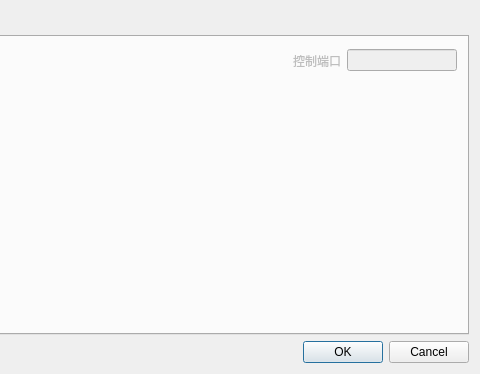
This is src/frontend/ui/settings.ui in Xinkai/XwareDesktop as Qt 5 draws it before an edit; both pictures show x 450 to 930 and y 0 to 374 of the 930 by 374 pixel window. The edited form follows.
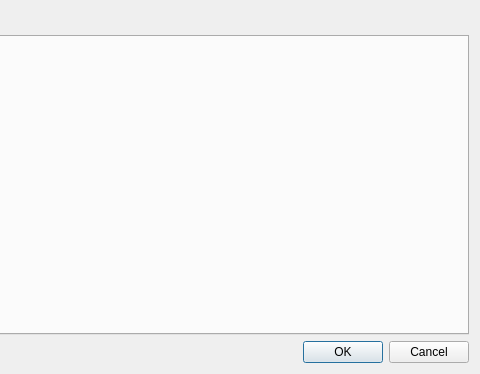
This is the edited form. The open tabs and pages were chosen to show the change. Icons and pictures are not drawn.

The edit to the form file:
```diff
--- a/src/frontend/ui/settings.ui
+++ b/src/frontend/ui/settings.ui
@@ -623,47 +623,6 @@
         </item>
        </layout>
       </widget>
-      <widget class="QWidget" name="layoutWidget">
-       <property name="geometry">
-        <rect>
-         <x>730</x>
-         <y>10</y>
-         <width>164</width>
-         <height>27</height>
-        </rect>
-       </property>
-       <layout class="QHBoxLayout" name="horizontalLayout_2">
-        <item>
-         <widget class="QLabel" name="label_lcport">
-          <property name="enabled">
-           <bool>false</bool>
-          </property>
-          <property name="text">
-           <string>控制端口</string>
-          </property>
-          <property name="textFormat">
-           <enum>Qt::PlainText</enum>
-          </property>
-          <property name="buddy">
-           <cstring>lineEdit_lcport</cstring>
-          </property>
-         </widget>
-        </item>
-        <item>
-         <widget class="QLineEdit" name="lineEdit_lcport">
-          <property name="enabled">
-           <bool>false</bool>
-          </property>
-          <property name="maxLength">
-           <number>5</number>
-          </property>
-          <property name="readOnly">
-           <bool>true</bool>
-          </property>
-         </widget>
-        </item>
-       </layout>
-      </widget>
      </widget>
     </widget>
    </item>
```
Left out of the diff: 1 changed line with no effect on the pictures.
